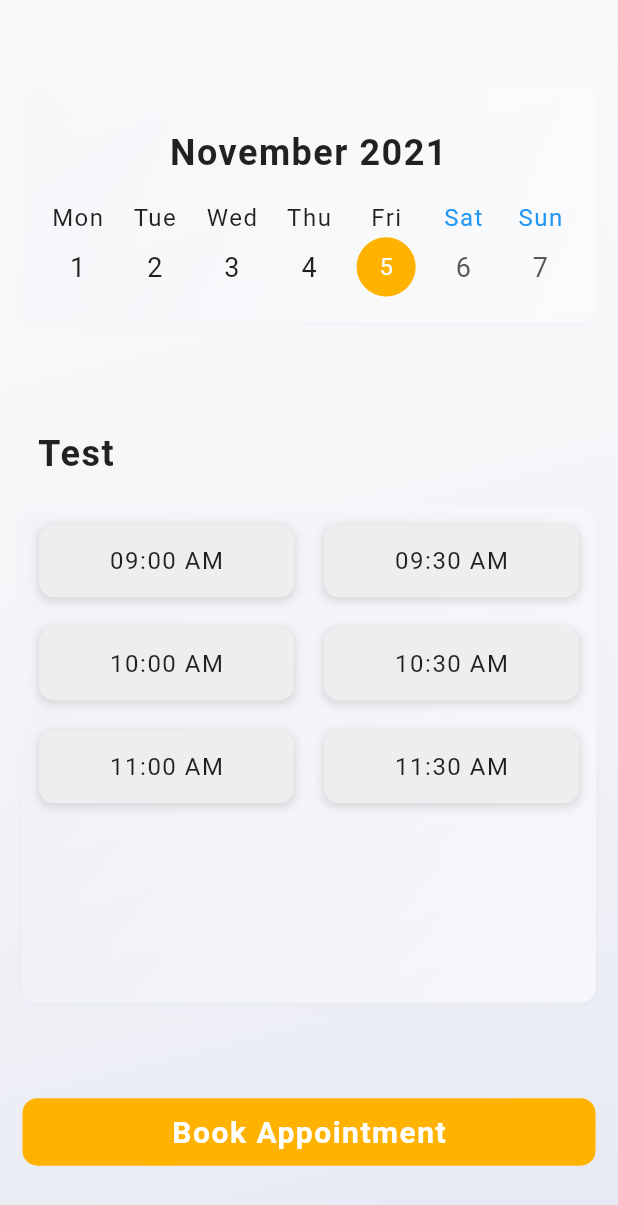
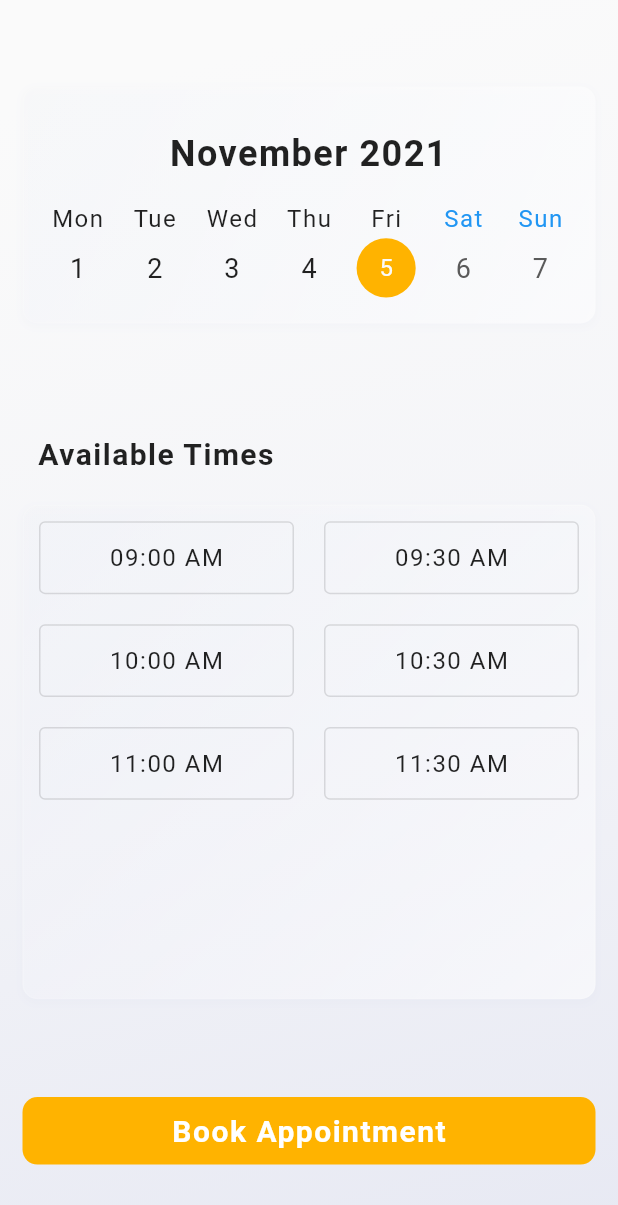
Before and after one commit to rragnarsd/DoctorsApp, a Flutter app: the BookingScreen screen opened directly, on a phone screen of 412 x 824 dp. Shown: the top 1205 px of the screen. Run offline on Flutter 3.47's test engine with Material 2 defaults, Android fonts, the phone set to English and light mode, and no system bars; drawn by our look-alikes of table_calendar; our stand-ins replace unicons; network calls fail.

Commit message:
a little bit of everything

```diff
--- a/lib/booking_screen.dart
+++ b/lib/booking_screen.dart
@@ -1,8 +1,7 @@
 import 'dart:ui';
 
 import 'package:flutter/material.dart';
-import 'package:hairsaloon/doctor_screen.dart';
-import 'package:hairsaloon/widgets/reusable_time_btn.dart';
+import 'package:hairsaloon/custom_nav_bar.dart';
 import 'package:table_calendar/table_calendar.dart';
 
 import 'constants.dart';
@@ -31,7 +30,9 @@ class _BookingScreenState extends State<BookingScreen> {
             mainAxisAlignment: MainAxisAlignment.spaceBetween,
             crossAxisAlignment: CrossAxisAlignment.start,
             children: [
-              const SizedBox(height: 20.0,),
+              const SizedBox(
+                height: 20.0,
+              ),
               Container(
                 padding: const EdgeInsets.all(10.0),
                 decoration: kBoxDecoWhite,
@@ -41,13 +42,73 @@ class _BookingScreenState extends State<BookingScreen> {
               Padding(
                 padding: const EdgeInsets.only(left: 10.0),
                 child: Text(
-                  'Test',
-                  style: Theme.of(context).textTheme.headline4,
+                  'Available Times',
+                  style: Theme.of(context).textTheme.headline3,
                 ),
               ),
               TimeGrid(bookingTime: bookingTime),
               const SizedBox(height: 20.0),
-              ReusableTimeBtn(widget: const DoctorScreen(), btnText: 'Book Appointment', btnColor: Colors.amber.shade600, textColor: Colors.white,),
+              InkWell(
+                  child: Container(
+                    height: 45.0,
+                    width: double.infinity,
+                    decoration: BoxDecoration(
+                      borderRadius: BorderRadius.circular(10.0),
+                      color: Colors.amber.shade600,
+                    ),
+                    child: Center(
+                      child: Text(
+                        'Book Appointment',
+                        style: Theme.of(context)
+                            .textTheme
+                            .headline3!
+                            .copyWith(color: Colors.white),
+                      ),
+                    ),
+                  ),
+                  onTap: () {
+                    showDialog(
+                        context: context,
+                        barrierDismissible: false,
+                        builder: (context) {
+                          return AlertDialog(
+                            title: const Text('Appointment Confirmed'),
+                            content: SingleChildScrollView(
+                              child: Column(children: [
+                                Image.asset(
+                                  'assets/confirm.gif',
+                                  height: 200.0,
+                                ),
+                                /*  ListBody(
+                                  children: [
+                                    const Text('Hello'),
+                                    Text(
+                                      'Date ${selectedDay.toString().substring(0, 10)}',
+                                    ),
+                                  ],
+                                ),*/
+                              ]),
+                            ),
+                            actions: [
+                              OutlinedButton(
+                                onPressed: () {
+                                  Navigator.push(
+                                    context,
+                                    MaterialPageRoute(
+                                      builder: (context) =>
+                                          const CustomNavBar(),
+                                    ),
+                                  );
+                                },
+                                child: Text(
+                                  'Continue',
+                                  style: Theme.of(context).textTheme.bodyText1,
+                                ),
+                              )
+                            ],
+                          );
+                        });
+                  }),
               const SizedBox(height: 10.0),
             ],
           ),
@@ -82,7 +143,7 @@ class _BookingScreenState extends State<BookingScreen> {
       ),
       calendarStyle: CalendarStyle(
         selectedDecoration:
-             BoxDecoration(color: Colors.amber.shade600, shape: BoxShape.circle),
+            BoxDecoration(color: Colors.amber.shade600, shape: BoxShape.circle),
         todayDecoration:
             BoxDecoration(color: Colors.blue.shade600, shape: BoxShape.circle),
       ),
@@ -94,10 +155,7 @@ class _BookingScreenState extends State<BookingScreen> {
   }
 }
 
-
-
-
-class TimeGrid extends StatelessWidget {
+class TimeGrid extends StatefulWidget {
   const TimeGrid({
     Key? key,
     required this.bookingTime,
@@ -105,6 +163,11 @@ class TimeGrid extends StatelessWidget {
 
   final List<String> bookingTime;
 
+  @override
+  State<TimeGrid> createState() => _TimeGridState();
+}
+
+class _TimeGridState extends State<TimeGrid> {
   @override
   Widget build(BuildContext context) {
     return Container(
@@ -117,29 +180,14 @@ class TimeGrid extends StatelessWidget {
           crossAxisSpacing: 20,
           mainAxisSpacing: 20,
           children: [
-            for (var x in bookingTime)
-              InkWell(
-                  child: Container(
-                    decoration: BoxDecoration(
-                      color: Colors.grey.shade200,
-                      borderRadius: BorderRadius.circular(10.0),
-                      boxShadow: [
-                        BoxShadow(
-                          color: Colors.grey.withOpacity(0.3),
-                          spreadRadius: 1,
-                          blurRadius: 4,
-                          offset: const Offset(0, 2),
-                        ),
-                      ],
-                    ),
-                    child: Center(
-                      child: Text(
-                        x,
-                        style: Theme.of(context).textTheme.bodyText1,
-                      ),
-                    ),
-                  ),
-                  onTap: () => {})
+            for (var x in widget.bookingTime)
+              OutlinedButton(
+                onPressed: () {},
+                child: Text(
+                  x,
+                  style: Theme.of(context).textTheme.bodyText1,
+                ),
+              )
           ]),
     );
   }
--- a/lib/widgets/reusable_list_tile.dart
+++ b/lib/widgets/reusable_list_tile.dart
@@ -17,8 +17,8 @@ class ReusableListTile extends StatelessWidget {
         crossAxisAlignment: CrossAxisAlignment.start,
         children: [
           Text(
-            'Upcoming schedule',
-            style: Theme.of(context).textTheme.headline2,
+            'Upcoming Schedule',
+            style: Theme.of(context).textTheme.headline3,
           ),
           const SizedBox(height: 20.0,),
           AppointmentTile(
--- a/pubspec.yaml
+++ b/pubspec.yaml
@@ -29,7 +29,8 @@ flutter:
   uses-material-design: true
 
   # To add assets to your application, add an assets section, like this:
-  # assets:
+  assets:
+    - assets/confirm.gif
   #   - images/a_dot_burr.jpeg
   #   - images/a_dot_ham.jpeg
 
```
Also changed, not shown: lib/about_doctor.dart (+3 -7 lines), lib/doctor_screen.dart (+7 -23 lines), lib/main.dart (+5 -2 lines), assets/confirm.gif (added), 1 other file.
